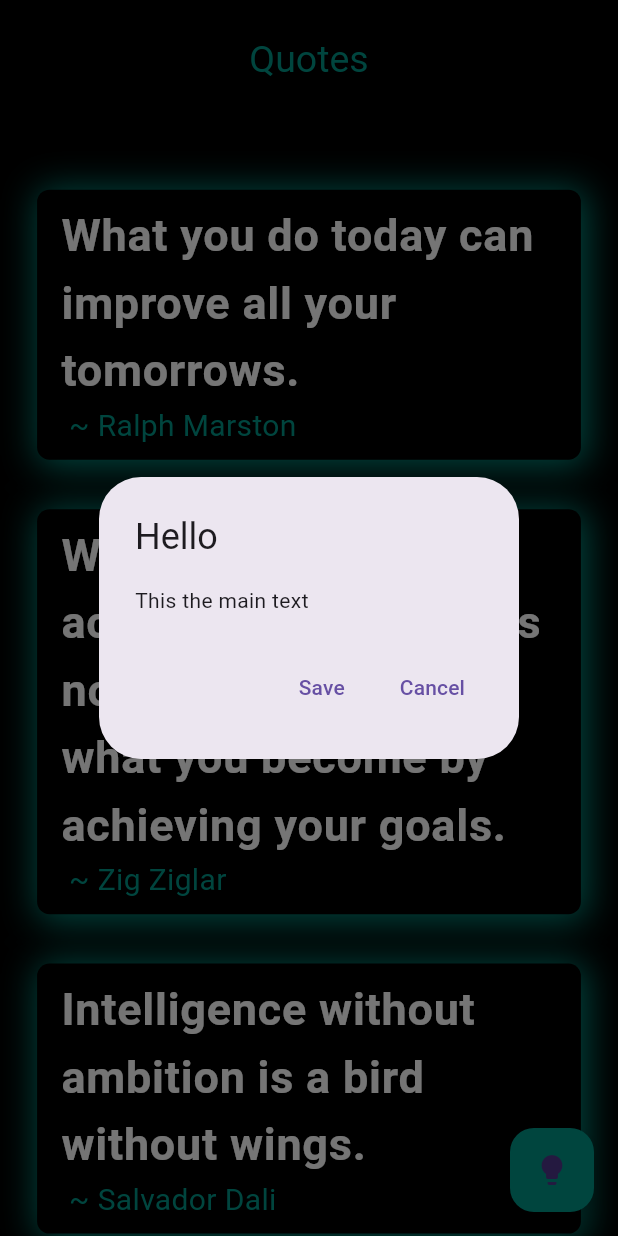
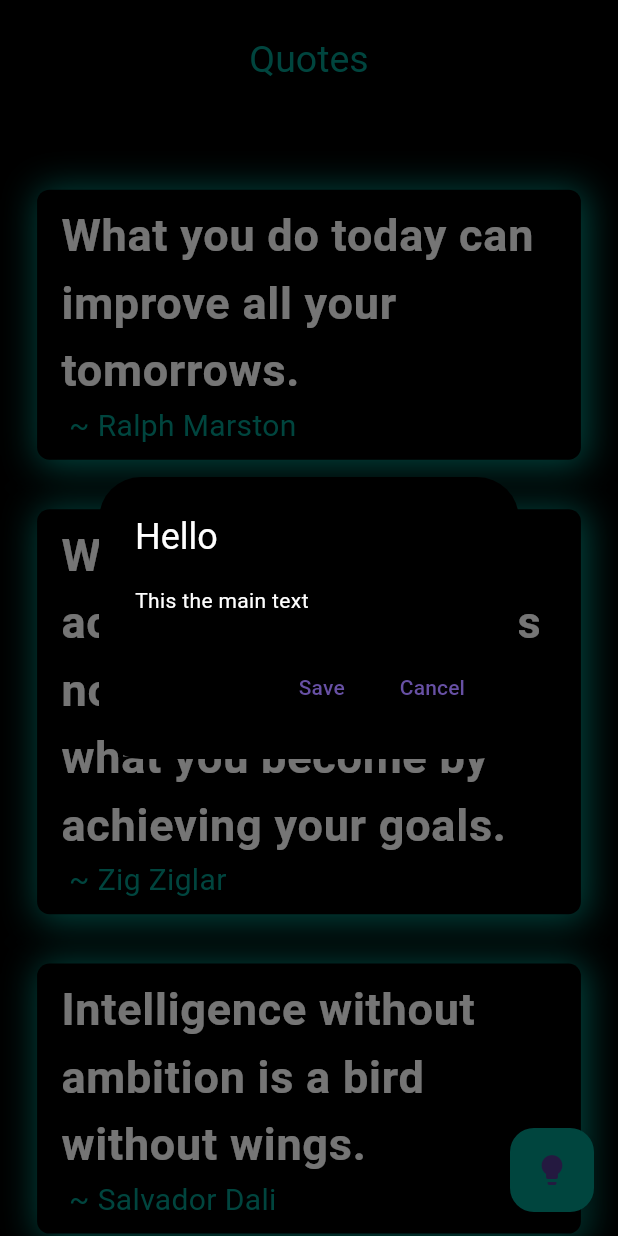
Before and after one commit to MauryaAayush/quotes_app, a Flutter app: the screen it shows after launch, after a tap on the "lightbulb" icon, on a phone screen of 412 x 824 dp. Run offline on Flutter 3.47's test engine with Material 3 defaults, Android fonts, the light colour scheme and no system bars.

Commit message:
Radhey Radhey

```diff
--- a/lib/Views/Homescreen.dart
+++ b/lib/Views/Homescreen.dart
@@ -23,14 +23,19 @@ class _HomescreenState extends State<Homescreen> {
         backgroundColor: Colors.teal,
         onPressed: () {
           showDialog(context: context, builder: (context) => AlertDialog(
-            title: Text('Hello'),
-            content: Text('This the main text'),
+            backgroundColor: Colors.black,
+            title: Text('Hello',style: TextStyle(
+              color: Colors.white
+            ),),
+            content: Text('This the main text',style: TextStyle(
+              color: Colors.white
+            ),),
             actions: [
               TextButton(onPressed: () {
 
               }, child: Text('Save')),
               TextButton(onPressed: () {
-
+                Navigator.of(context).pop();
               }, child: Text('Cancel'))
             ],
 
```
